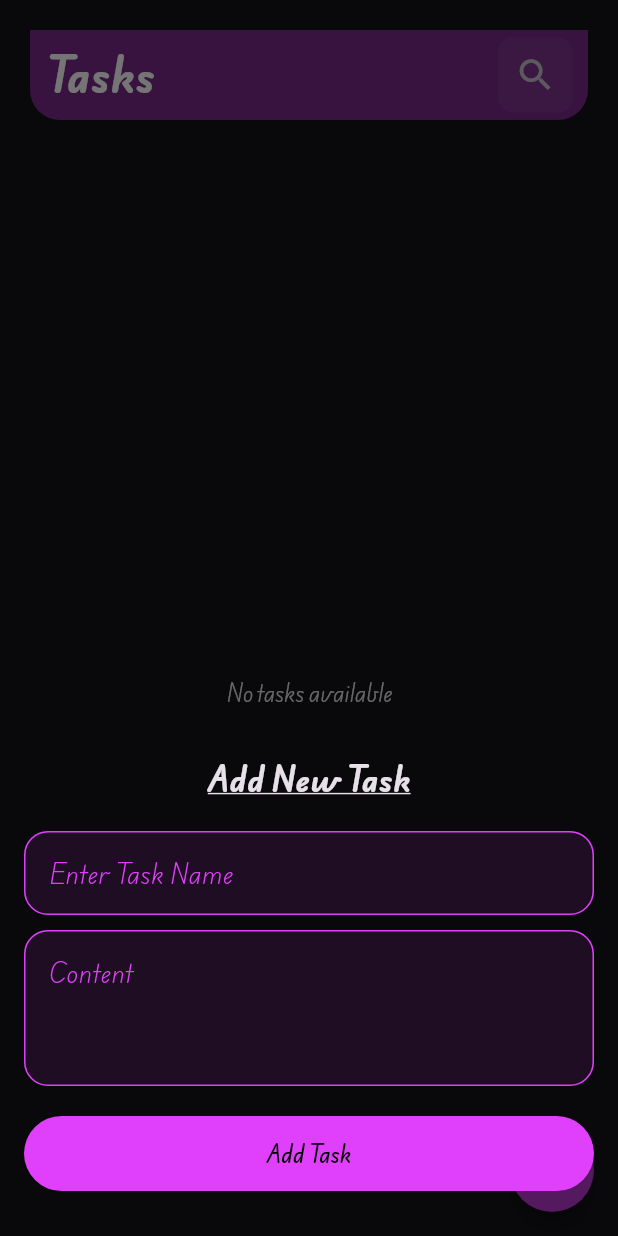
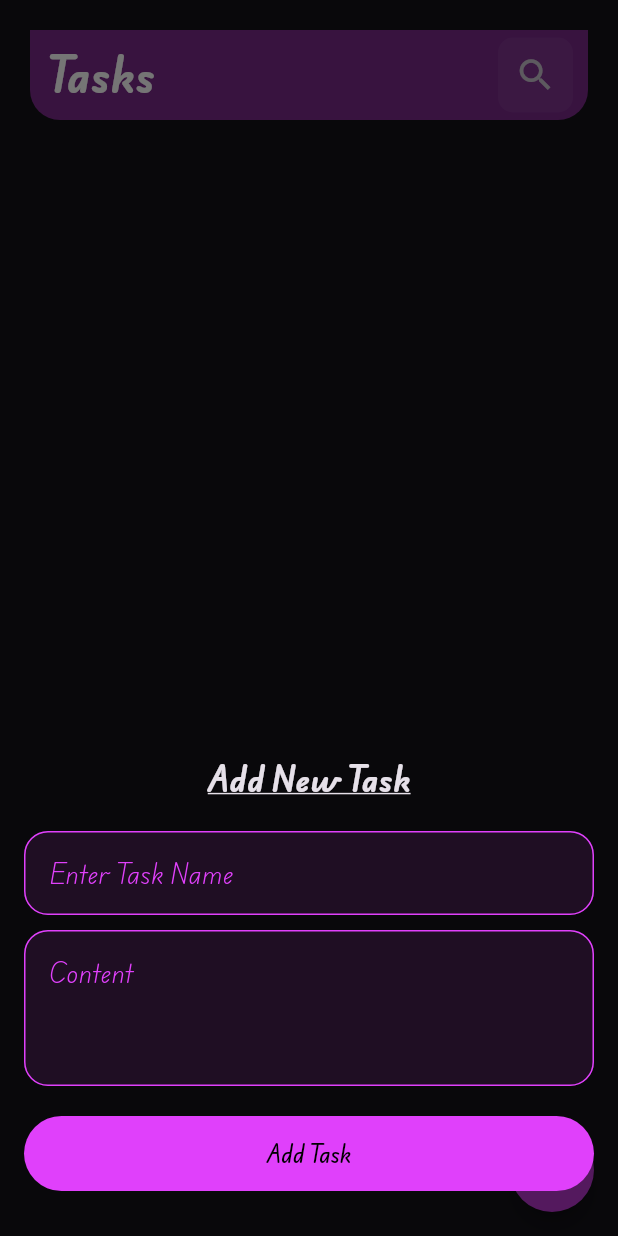
Before and after one commit to keroleosgeorge/task_maneger_sqflite-hive, a Flutter app: the screen it shows after launch, after a tap on the "add" icon, on a phone screen of 412 x 824 dp. Run offline on Flutter 3.47's test engine with Material 3 defaults, Android fonts, the phone set to English and light mode, and no system bars; our stand-ins replace hive, hive_flutter, sqflite; accounts and stored records are empty.

Commit message:
Task Manager with Hive to add tasks

```diff
--- a/lib/models/Task_Model.dart
+++ b/lib/models/Task_Model.dart
@@ -9,14 +9,14 @@ class TaskModel {
   final String title;
   @HiveField(1)
   final String content;
-  @HiveField(2)
-  final String date;
+  // @HiveField(2)
+  // final String date;
 
 
   TaskModel({
     required this.title,
     required this.content,
-    required this.date,
+    // required this.date,
   });
 
 }
--- a/lib/views/widgets/Custom_notes_body.dart
+++ b/lib/views/widgets/Custom_notes_body.dart
@@ -1,4 +1,6 @@
 import 'package:flutter/material.dart';
+import 'package:hive_flutter/adapters.dart';
+import 'package:notes_app/models/Task_Model.dart';
 import 'package:notes_app/sqlDb.dart';
 import 'Custom_appbar.dart';
 import 'Custom_itemnotes.dart';
@@ -6,13 +8,13 @@ import 'Custom_itemnotes.dart';
 class CustomNotesBody extends StatelessWidget {
   CustomNotesBody({super.key});
 
-  final sqldb db = sqldb();
-
-  Future<List<Map>> readData() async {
-    List<Map> response = await db.readData("SELECT * FROM tasks");
-    print(response);
-    return response;
-  }
+  // final sqldb db = sqldb();
+  //
+  // Future<List<Map>> readData() async {
+  //   List<Map> response = await db.readData("SELECT * FROM tasks");
+  //   print(response);
+  //   return response;
+  // }
 
   @override
   Widget build(BuildContext context) {
@@ -28,25 +30,34 @@ class CustomNotesBody extends StatelessWidget {
             height: 20,
           ),
           Expanded(
-            child: FutureBuilder<List<Map>>(
-              future: readData(),
+            child: FutureBuilder(
+              future: Hive.openBox('tasks'),
               builder: (context, snapshot) {
                 if (snapshot.connectionState == ConnectionState.waiting) {
                   return const Center(child: CircularProgressIndicator());
-                } else if (snapshot.hasError) {
-                  return const Center(child: Text("Error loading data"));
-                } else if (!snapshot.hasData || snapshot.data!.isEmpty) {
-                  return const Center(child: Text("No tasks available"));
+                } else if (snapshot.connectionState == ConnectionState.done) {
+                  final hivebox = Hive.box('tasks');
+                  return ValueListenableBuilder(
+                      valueListenable: hivebox.listenable(),
+                      builder: (context, Box box, child) {
+                        return  ListView.separated(
+                          physics: const BouncingScrollPhysics(),
+                          itemBuilder: (context, index) {
+                            final helper = hivebox.getAt(index) as TaskModel;
+                            return Itemsnote(
+                                index: index,
+                               content: helper.content,
+                               title: helper.title,
+                            );
+                          },
+                          separatorBuilder: (context, index) =>
+                              const SizedBox(height: 4),
+                          itemCount: hivebox.length,
+                        );
+                      });
                 } else {
-                  final data = snapshot.data!;
-                  return ListView.separated(
-                    physics: const BouncingScrollPhysics(),
-                    itemBuilder: (context, index) {
-                      return Itemsnote(index: index, task: data[index]);
-                    },
-                    separatorBuilder: (context, index) =>
-                    const SizedBox(height: 4),
-                    itemCount: data.length,
+                  return Center(
+                    child: CircularProgressIndicator(),
                   );
                 }
               },
@@ -57,7 +68,6 @@ class CustomNotesBody extends StatelessWidget {
     );
   }
 }
-
 
 //
 //
```
Also changed, not shown: lib/views/widgets/AddButton.dart (+27 -19 lines), lib/views/widgets/Custom_itemnotes.dart (+11 -8 lines), lib/models/Task_Model.g.dart.
